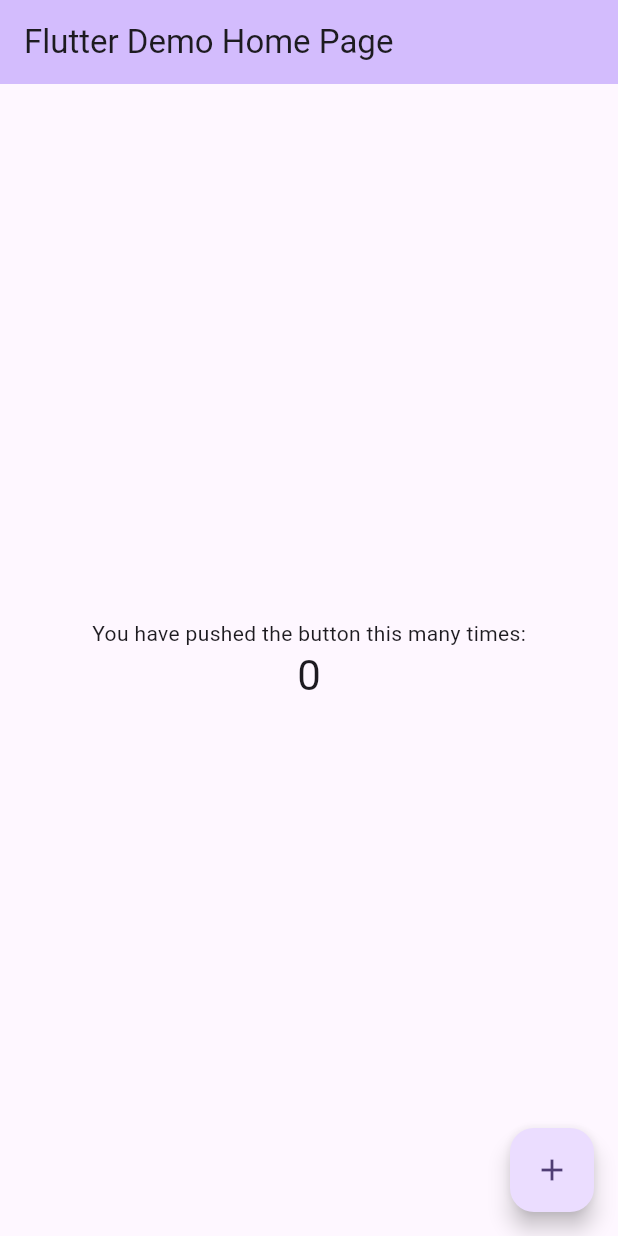
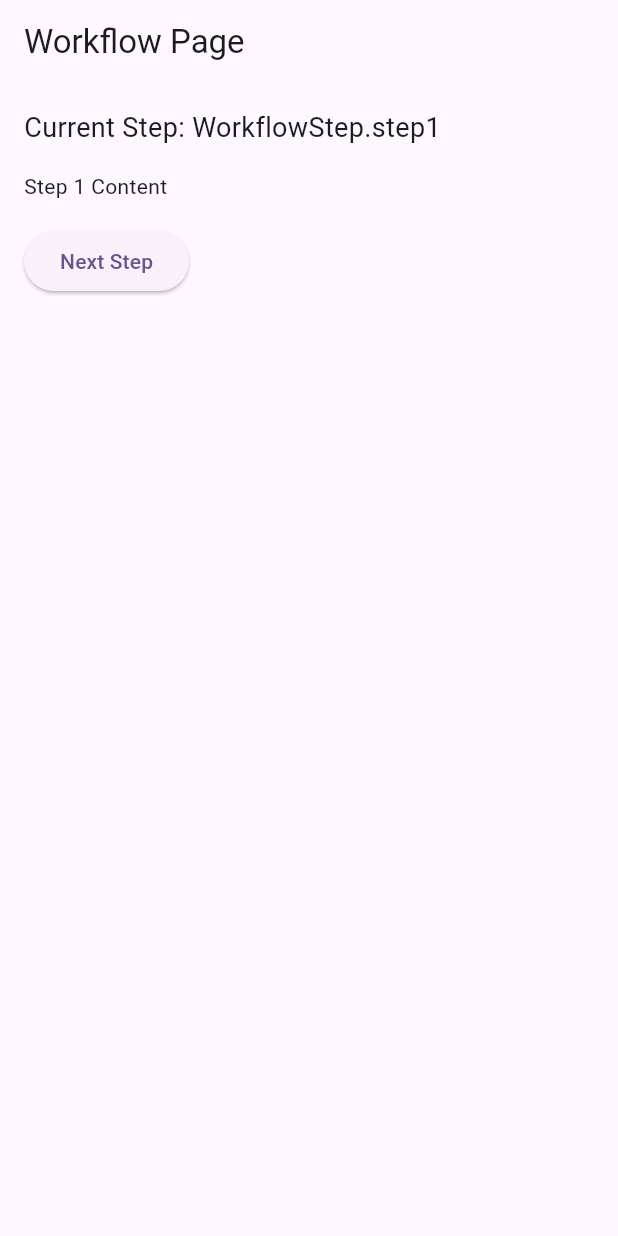
Before and after one commit to quanttide/flutter-quanttide-data, a Flutter app: the screen it shows after launch, on a phone screen of 412 x 824 dp. Run offline on Flutter 3.47's test engine with Material 2 defaults, Android fonts, the phone set to English and light mode, and no system bars; our stand-ins replace flutter_form_builder, freezed_annotation.

Commit message:
init: create example project

```diff
--- a/example/lib/main.dart
+++ b/example/lib/main.dart
@@ -1,17 +1,22 @@
 import 'package:flutter/material.dart';
 
+import 'screens/form.dart';
+import 'screens/workflow.dart';
+
+
 void main() {
-  runApp(const MyApp());
+  runApp(const ExampleApp());
 }
 
-class MyApp extends StatelessWidget {
-  const MyApp({super.key});
+
+class ExampleApp extends StatelessWidget {
+  const ExampleApp({super.key});
 
   // This widget is the root of your application.
   @override
   Widget build(BuildContext context) {
     return MaterialApp(
-      title: 'Flutter Demo',
+      title: '量潮数据工程示例应用',
       theme: ThemeData(
         // This is the theme of your application.
         //
@@ -31,95 +36,10 @@ class MyApp extends StatelessWidget {
         colorScheme: ColorScheme.fromSeed(seedColor: Colors.deepPurple),
         useMaterial3: true,
       ),
-      home: const MyHomePage(title: 'Flutter Demo Home Page'),
+      routes: {
+        '/': (context) => const WorkflowScreen(),
+        // 'forms': (context) => const DataFormScreen(),
+      }
     );
   }
 }
-
-class MyHomePage extends StatefulWidget {
-  const MyHomePage({super.key, required this.title});
-
-  // This widget is the home page of your application. It is stateful, meaning
-  // that it has a State object (defined below) that contains fields that affect
-  // how it looks.
-
-  // This class is the configuration for the state. It holds the values (in this
-  // case the title) provided by the parent (in this case the App widget) and
-  // used by the build method of the State. Fields in a Widget subclass are
-  // always marked "final".
-
-  final String title;
-
-  @override
-  State<MyHomePage> createState() => _MyHomePageState();
-}
-
-class _MyHomePageState extends State<MyHomePage> {
-  int _counter = 0;
-
-  void _incrementCounter() {
-    setState(() {
-      // This call to setState tells the Flutter framework that something has
-      // changed in this State, which causes it to rerun the build method below
-      // so that the display can reflect the updated values. If we changed
-      // _counter without calling setState(), then the build method would not be
-      // called again, and so nothing would appear to happen.
-      _counter++;
-    });
-  }
-
-  @override
-  Widget build(BuildContext context) {
-    // This method is rerun every time setState is called, for instance as done
-    // by the _incrementCounter method above.
-    //
-    // The Flutter framework has been optimized to make rerunning build methods
-    // fast, so that you can just rebuild anything that needs updating rather
-    // than having to individually change instances of widgets.
-    return Scaffold(
-      appBar: AppBar(
-        // TRY THIS: Try changing the color here to a specific color (to
-        // Colors.amber, perhaps?) and trigger a hot reload to see the AppBar
-        // change color while the other colors stay the same.
-        backgroundColor: Theme.of(context).colorScheme.inversePrimary,
-        // Here we take the value from the MyHomePage object that was created by
-        // the App.build method, and use it to set our appbar title.
-        title: Text(widget.title),
-      ),
-      body: Center(
-        // Center is a layout widget. It takes a single child and positions it
-        // in the middle of the parent.
-        child: Column(
-          // Column is also a layout widget. It takes a list of children and
-          // arranges them vertically. By default, it sizes itself to fit its
-          // children horizontally, and tries to be as tall as its parent.
-          //
-          // Column has various properties to control how it sizes itself and
-          // how it positions its children. Here we use mainAxisAlignment to
-          // center the children vertically; the main axis here is the vertical
-          // axis because Columns are vertical (the cross axis would be
-          // horizontal).
-          //
-          // TRY THIS: Invoke "debug painting" (choose the "Toggle Debug Paint"
-          // action in the IDE, or press "p" in the console), to see the
-          // wireframe for each widget.
-          mainAxisAlignment: MainAxisAlignment.center,
-          children: <Widget>[
-            const Text(
-              'You have pushed the button this many times:',
-            ),
-            Text(
-              '$_counter',
-              style: Theme.of(context).textTheme.headlineMedium,
-            ),
-          ],
-        ),
-      ),
-      floatingActionButton: FloatingActionButton(
-        onPressed: _incrementCounter,
-        tooltip: 'Increment',
-        child: const Icon(Icons.add),
-      ), // This trailing comma makes auto-formatting nicer for build methods.
-    );
-  }
-}
--- /dev/null
+++ b/example/lib/screens/workflow.dart
@@ -0,0 +1,68 @@
+/// 工作流页面示例
+
+import 'package:flutter/material.dart';
+
+enum WorkflowStep {
+  step1,
+  step2,
+  step3,
+  completed,
+}
+
+class WorkflowScreen extends StatefulWidget {
+  const WorkflowScreen({super.key});
+
+  @override
+  _WorkflowScreenState createState() => _WorkflowScreenState();
+}
+
+class _WorkflowScreenState extends State<WorkflowScreen> {
+  WorkflowStep _currentStep = WorkflowStep.step1;
+
+  void _nextStep() {
+    setState(() {
+      if (_currentStep == WorkflowStep.step1) {
+        _currentStep = WorkflowStep.step2;
+      } else if (_currentStep == WorkflowStep.step2) {
+        _currentStep = WorkflowStep.step3;
+      } else if (_currentStep == WorkflowStep.step3) {
+        _currentStep = WorkflowStep.completed;
+      }
+    });
+  }
+
+  @override
+  Widget build(BuildContext context) {
+    return Scaffold(
+      appBar: AppBar(
+        title: Text('Workflow Page'),
+      ),
+      body: Container(
+        padding: EdgeInsets.all(16.0),
+        child: Column(
+          crossAxisAlignment: CrossAxisAlignment.start,
+          children: [
+            Text(
+              'Current Step: $_currentStep',
+              style: TextStyle(fontSize: 18),
+            ),
+            SizedBox(height: 16),
+            if (_currentStep == WorkflowStep.step1)
+              Text('Step 1 Content'),
+            if (_currentStep == WorkflowStep.step2)
+              Text('Step 2 Content'),
+            if (_currentStep == WorkflowStep.step3)
+              Text('Step 3 Content'),
+            if (_currentStep == WorkflowStep.completed)
+              Text('Workflow Completed'),
+            SizedBox(height: 16),
+            ElevatedButton(
+              onPressed: _nextStep,
+              child: Text('Next Step'),
+            ),
+          ],
+        ),
+      ),
+    );
+  }
+}
--- a/example/pubspec.yaml
+++ b/example/pubspec.yaml
@@ -30,7 +30,8 @@ environment:
 dependencies:
   flutter:
     sdk: flutter
-
+  flutter_quanttide_data:
+    path: ..
 
   # The following adds the Cupertino Icons font to your application.
   # Use with the CupertinoIcons class for iOS style icons.
--- /dev/null
+++ b/lib/src/models/schema.dart
@@ -0,0 +1 @@
+/// 数据模型
```
Also changed, not shown: example/lib/screens/form.dart (added, +25 -0 lines), lib/flutter_quanttide_data.dart (+6 -7 lines), lib/src/models/form.dart (added, +34 -0 lines), lib/src/views/form.dart (added, +45 -0 lines), pubspec.yaml (+14 -2 lines), example/pubspec.lock, lib/src/view_models/form.dart (added), 3 other files.
